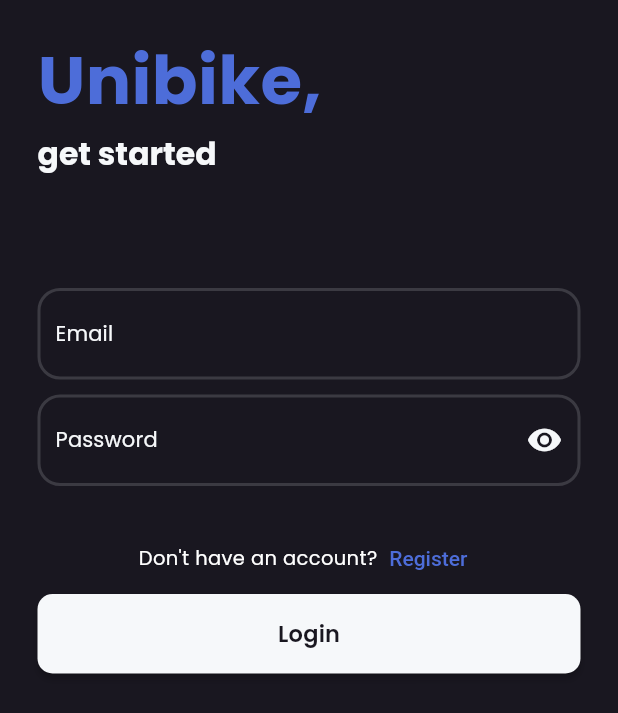
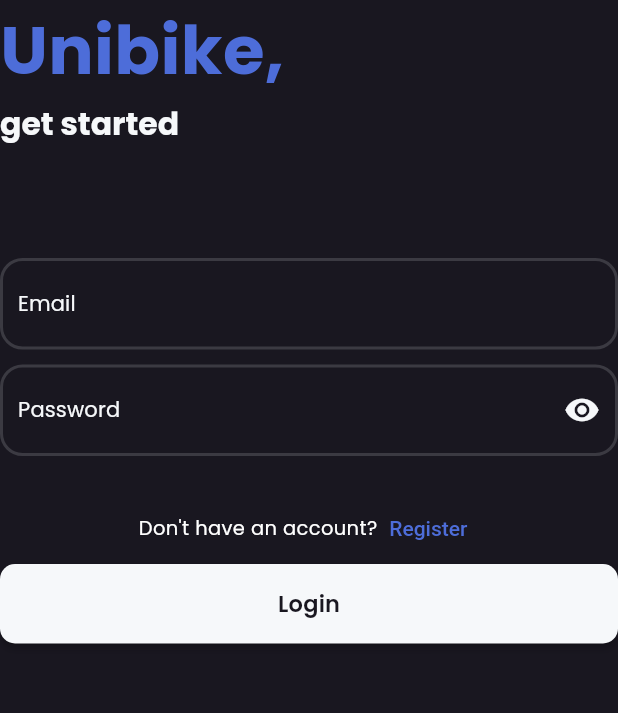
Before and after one commit to fionayovita/UniBike, a Flutter app: the screen it shows after launch, on a phone screen of 412 x 824 dp. Shown: the top 713 px of the screen. Run offline on Flutter 3.47's test engine with Material 2 defaults, Android fonts, the phone set to English and light mode, and no system bars; our stand-ins replace cloud_firestore, curved_navigation_bar, firebase_auth, firebase_core, flutter_local_notifications, google_fonts and 2 more; missing offline and left inert: android_alarm_manager; accounts and stored records are empty.

Commit message:
Membuat tampilan responsif web

```diff
--- a/lib/main.dart
+++ b/lib/main.dart
@@ -29,13 +29,13 @@
 void main() async {
   WidgetsFlutterBinding.ensureInitialized();
   await Firebase.initializeApp();
-  final NotificationHelper _notificationHelper = NotificationHelper();
+  /*final NotificationHelper _notificationHelper = NotificationHelper();
   final BackgroundService _service = BackgroundService();
   _service.initializeIsolate();
   if (Platform.isAndroid) {
     await AndroidAlarmManager.initialize();
   }
-  await _notificationHelper.initNotifications(flutterLocalNotificationsPlugin);
+  await _notificationHelper.initNotifications(flutterLocalNotificationsPlugin);*/
 
   runApp(MyApp());
 }
--- a/lib/ui/login_page.dart
+++ b/lib/ui/login_page.dart
@@ -26,10 +26,31 @@
       backgroundColor: darkPrimaryColor,
       body: SafeArea(
         child: SingleChildScrollView(
-          child: Padding(
+          child: LayoutBuilder(
+      builder: (BuildContext context, BoxConstraints constraints) {
+        if (constraints.maxWidth > 700) {
+          return Padding(
             padding: const EdgeInsets.only(
                 top: 20.0, left: 25.0, right: 25.0, bottom: 20.0),
-            child: Column(
+            child: _textField(context)
+          );
+        } else {
+          return Center(
+            /*padding: const EdgeInsets.only(
+                top: 20.0, left: 200.0, right: 200.0, bottom: 20.0),*/
+            child: _textField(context)
+            );
+          }
+      },
+    ),
+        ),
+      ),
+    );
+  }
+
+
+  Widget _textField(BuildContext context) {
+    return Column(
               crossAxisAlignment: CrossAxisAlignment.start,
               children: <Widget>[
                 Container(
@@ -199,10 +220,6 @@
                   ),
                 )
               ],
-            ),
-          ),
-        ),
-      ),
-    );
+            );
   }
 }
```
